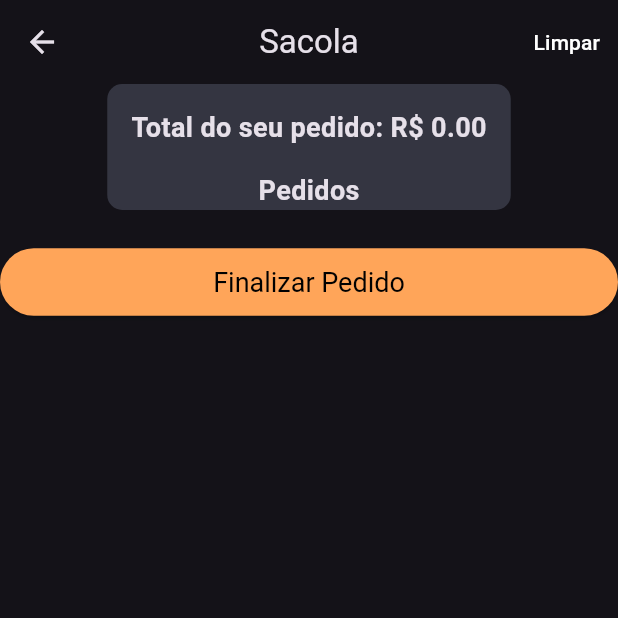
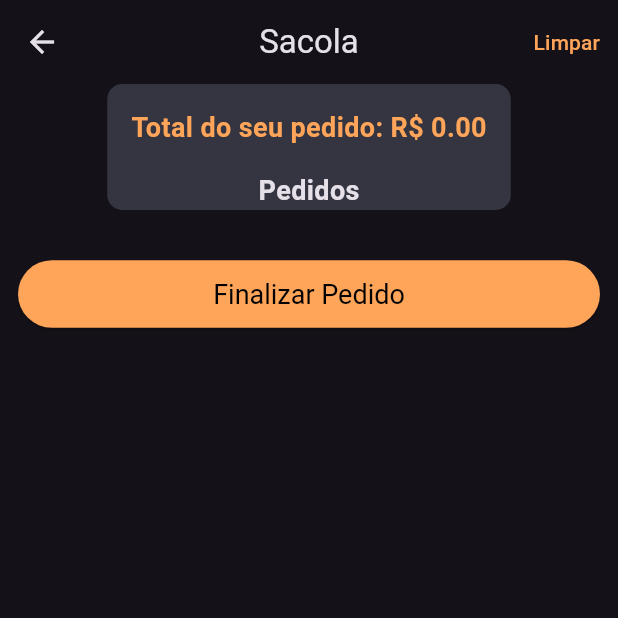
Before and after one commit to TarcizioDantas/ImersaoAluraMobile04-2025, a Flutter app: the CheckoutScreen screen opened directly, on a phone screen of 412 x 824 dp, the top half of it. Run offline on Flutter 3.47's test engine with Material 3 defaults, Android fonts, the phone set to English and light mode, and no system bars; our stand-ins replace badges.

```diff
--- a/app_delivery_mobile/lib/ui/checkout/checkout_screen.dart
+++ b/app_delivery_mobile/lib/ui/checkout/checkout_screen.dart
@@ -19,7 +19,7 @@ class CheckoutScreen extends StatelessWidget {
               bagProvider.clearBag();
               Navigator.pop(context);
             },
-              child: Text("Limpar", style: TextStyle(color: Colors.white),),
+              child: Text("Limpar", style: TextStyle(color: AppColors.mainColor),),
             ),
           ],
           centerTitle: true,
@@ -38,7 +38,7 @@ class CheckoutScreen extends StatelessWidget {
                        children: [
                          Padding(
                            padding: const EdgeInsets.all(16.0),
-                           child: Text('Total do seu pedido: R\$ ${bagProvider.dishesOnBag.fold(0, (previousValue, element) => previousValue + element.price).toStringAsFixed(2)}', style: TextStyle(fontSize: 18, fontWeight: FontWeight.bold),),
+                           child: Text('Total do seu pedido: R\$ ${bagProvider.dishesOnBag.fold(0, (previousValue, element) => previousValue + element.price).toStringAsFixed(2)}', style: TextStyle(fontSize: 18, fontWeight: FontWeight.bold, color: AppColors.mainColor),),
                          ),
                          Text("Pedidos", style: TextStyle(fontSize: 18, fontWeight: FontWeight.bold),),
                        ],
@@ -78,11 +78,11 @@ class CheckoutScreen extends StatelessWidget {
                              children: [
                                IconButton(onPressed: (){
                                  bagProvider.removeDish(dish);
-                               }, icon: Icon(Icons.remove_circle_outline)),
-                               Text(bagProvider.getMapByAmount()[dish].toString(), style: TextStyle(fontSize: 18),),
+                               }, icon: Icon(Icons.remove_circle_outline, color: AppColors.mainColor,)),
+                               Text(bagProvider.getMapByAmount()[dish].toString(), style: TextStyle(fontSize: 18, color: AppColors.mainColor),),
                                IconButton(onPressed: (){
                                  bagProvider.addAllDishes([dish]);
-                               }, icon: Icon(Icons.add_circle_outline)),
+                               }, icon: Icon(Icons.add_circle_outline, color: AppColors.mainColor,)),
                              ],
                            ),
                          ),
@@ -92,7 +92,9 @@ class CheckoutScreen extends StatelessWidget {
                      ),
                    ),
                  ),
-                  ElevatedButton(
+                  Padding(
+                    padding: const EdgeInsets.fromLTRB(12, 8, 12, 8),
+                    child: ElevatedButton(
                       onPressed: () {
                         // Aqui você pode adicionar a lógica para finalizar o pedido
                         // Ex. Navigator.push(context, MaterialPageRoute(builder: (context) => OrderConfirmationScreen()));
@@ -104,6 +106,7 @@ class CheckoutScreen extends StatelessWidget {
                         textStyle: TextStyle(fontSize: 18),
                       ),
                     ),
+                  ),
                   SizedBox(height: 30,),
                ],
              ),
--- a/app_delivery_mobile/lib/ui/restaurant/restaurant_screen.dart
+++ b/app_delivery_mobile/lib/ui/restaurant/restaurant_screen.dart
@@ -1,5 +1,6 @@
 import 'package:app_delivery_mobile/model/dish.dart';
 import 'package:app_delivery_mobile/model/restaurant.dart';
+import 'package:app_delivery_mobile/ui/_core/app_colors.dart';
 import 'package:app_delivery_mobile/ui/_core/bag_provider.dart';
 import 'package:app_delivery_mobile/ui/_core/widgets/appbar.dart';
 import 'package:app_delivery_mobile/ui/dish/dish_datalhes.dart';
@@ -38,7 +39,7 @@ class RestaurantScreen extends StatelessWidget {
                           subtitle: Text('R\$ ${dish.price.toStringAsFixed(2)}'),
                           trailing: IconButton(onPressed: (){
                             context.read<BagProvider>().addAllDishes([dish]);
-                          }, icon: Icon(Icons.add_circle_outline),),
+                          }, icon: Icon(Icons.add_circle_outline, color: AppColors.mainColor,),),
                        );
                      }),
                    ),
```
Also changed, not shown: app_delivery_mobile/lib/ui/dish/dish_datalhes.dart (+21 -0 lines). Lines whose indentation alone changed are shown as unchanged.
